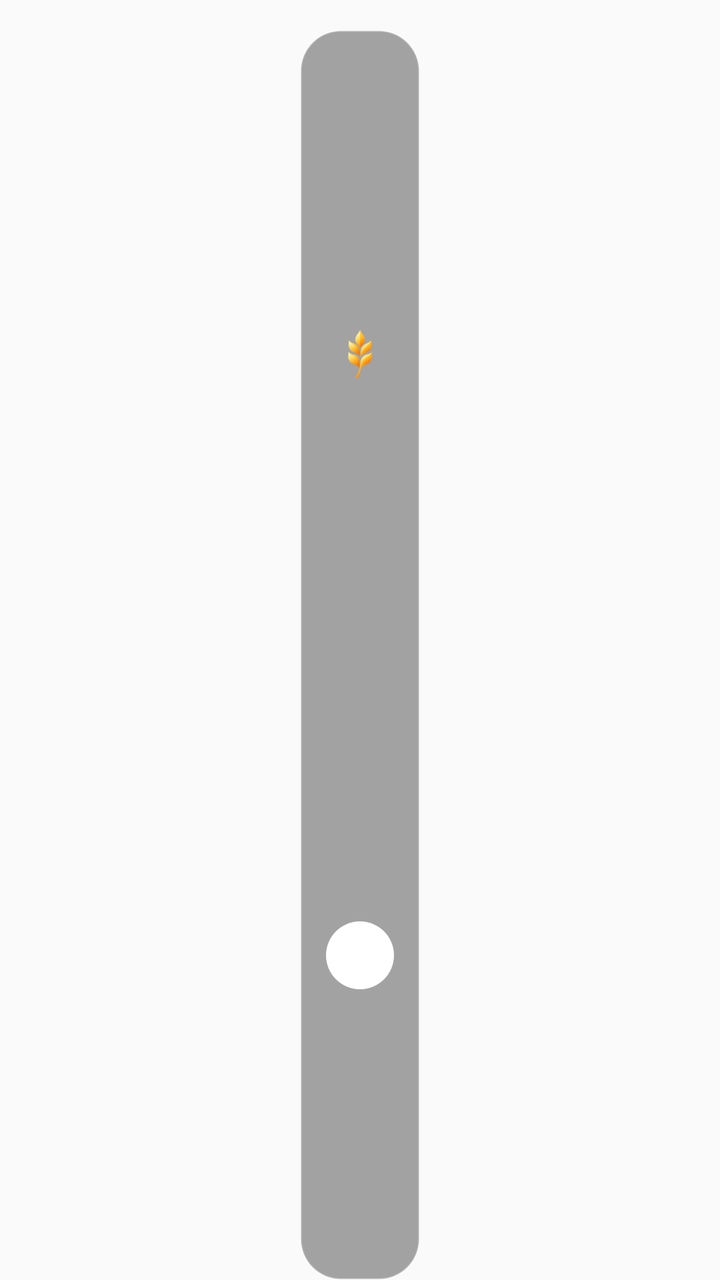
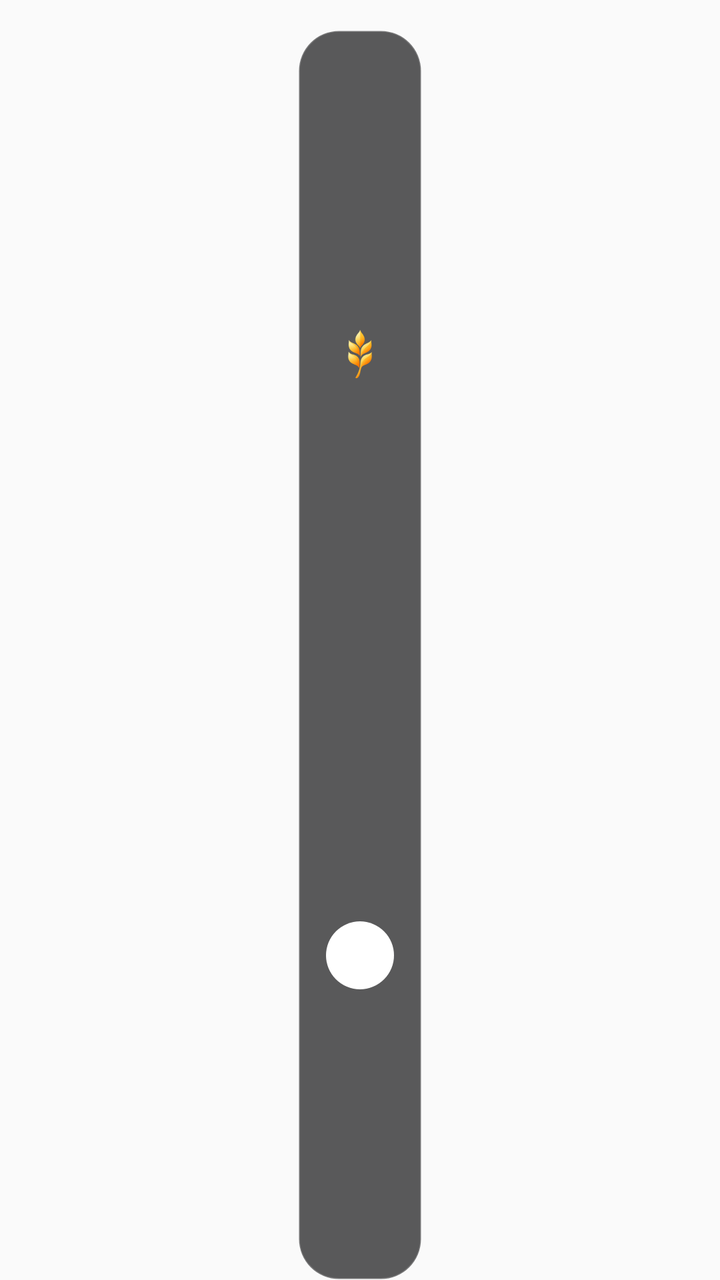

Before-and-after screenshots of an Android layout around one commit, followed by the original layout XML and the change that was made.
<!-- AndroidManifest.xml: application theme Theme.MyMoney -->
<!-- res/layout/widget_quick_entry_vertical.xml -->
<?xml version="1.0" encoding="utf-8"?>
<FrameLayout xmlns:android="http://schemas.android.com/apk/res/android"
    android:id="@+id/widget_root"
    android:layout_width="match_parent"
    android:layout_height="match_parent"
    android:contentDescription="麦米极速记账，轻点记一笔"
    android:paddingHorizontal="3dp"
    android:paddingTop="15dp"
    android:paddingBottom="0dp">

    <LinearLayout
        android:id="@+id/widget_card"
        android:layout_width="60dp"
        android:layout_height="match_parent"
        android:layout_gravity="center"
        android:background="@drawable/widget_background_glass_dark"
        android:gravity="center"
        android:orientation="vertical"
        android:paddingVertical="12dp">

        <FrameLayout
            android:layout_width="match_parent"
            android:layout_height="0dp"
            android:layout_weight="1">

            <ImageView
                android:layout_width="28dp"
                android:layout_height="28dp"
                android:layout_gravity="center"
                android:importantForAccessibility="no"
                android:scaleType="fitCenter"
                android:src="@drawable/ic_brand_color" />
        </FrameLayout>

        <FrameLayout
            android:layout_width="match_parent"
            android:layout_height="0dp"
            android:layout_weight="1">

            <FrameLayout
                android:layout_width="34dp"
                android:layout_height="34dp"
                android:layout_gravity="center">

                <ImageView
                    android:id="@+id/widget_quick_add_bg"
                    android:layout_width="match_parent"
                    android:layout_height="match_parent"
                    android:importantForAccessibility="no"
                    android:src="@drawable/widget_accent_circle" />

                <ImageView
                    android:id="@+id/widget_quick_add_icon"
                    android:layout_width="18dp"
                    android:layout_height="18dp"
                    android:layout_gravity="center"
                    android:importantForAccessibility="no"
                    android:src="@drawable/ic_widget_add" />
            </FrameLayout>
        </FrameLayout>
    </LinearLayout>
</FrameLayout>
<!-- resources referenced by this layout -->
<resources>
  <!-- drawable ic_brand_color: png bitmap (drawable-hdpi, 4239 bytes) -->
  <!-- drawable ic_widget_add (drawable) -->
  <?xml version="1.0" encoding="utf-8"?>
  <vector xmlns:android="http://schemas.android.com/apk/res/android"
      android:width="24dp"
      android:height="24dp"
      android:viewportWidth="24"
      android:viewportHeight="24">
      <path
          android:fillColor="#00000000"
          android:pathData="M12,5V19M5,12H19"
          android:strokeWidth="2.4"
          android:strokeColor="#FFFFFF"
          android:strokeLineCap="round" />
  </vector>
  <!-- drawable widget_accent_circle (drawable) -->
  <?xml version="1.0" encoding="utf-8"?>
  <shape xmlns:android="http://schemas.android.com/apk/res/android" android:shape="oval">
      <solid android:color="#FFFFFF" />
  </shape>
  <!-- drawable widget_background_glass_dark (drawable) -->
  <?xml version="1.0" encoding="utf-8"?>
  <shape xmlns:android="http://schemas.android.com/apk/res/android" android:shape="rectangle">
      <solid android:color="#62161618" />
      <corners android:radius="20dp" />
      <stroke android:width="1dp" android:color="#30FFFFFF" />
  </shape>
  <style name="Theme.MyMoney" parent="android:Theme.Material.Light.NoActionBar" />
</resources>

<!-- the commit's change to res/layout/widget_quick_entry_vertical.xml (unified diff, before → after) -->
@@ -10,7 +10,7 @@
 
     <LinearLayout
         android:id="@+id/widget_card"
-        android:layout_width="60dp"
+        android:layout_width="62dp"
         android:layout_height="match_parent"
         android:layout_gravity="center"
         android:background="@drawable/widget_background_glass_dark"
<!-- resource entries referenced after the edit -->
@@ -23,7 +23,7 @@
   <!-- drawable widget_background_glass_dark (drawable) -->
   <?xml version="1.0" encoding="utf-8"?>
   <shape xmlns:android="http://schemas.android.com/apk/res/android" android:shape="rectangle">
-      <solid android:color="#62161618" />
+      <solid android:color="#B3161618" />
       <corners android:radius="20dp" />
       <stroke android:width="1dp" android:color="#30FFFFFF" />
   </shape>
